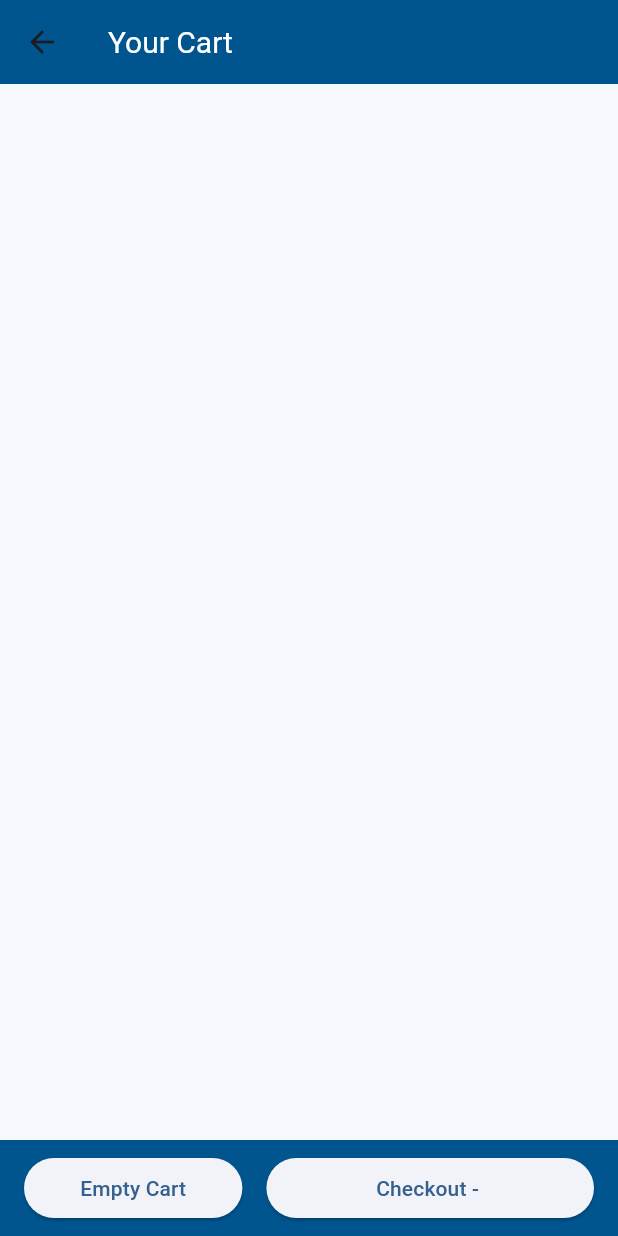
After one commit to JoshGreenwood/greggs-tech-test, a Flutter app: the CartListView screen opened directly, on a phone screen of 412 x 824 dp. The commit adds this screen. Run offline on Flutter 3.47's test engine with Material 3 defaults, Android fonts, the phone set to English and light mode, and no system bars; our stand-ins replace cached_network_image, decimal, flutter_bloc, freezed_annotation, get_it; generated files the repository leaves out were written again; statements that could not run were skipped.

Commit message:
add cart view and functionality

```diff
--- /dev/null
+++ b/lib/components/page_footer.dart
@@ -0,0 +1,22 @@
+import 'package:flutter/material.dart';
+
+import '../theme/app_colours.dart';
+import '../theme/spacing.dart';
+
+class PageFooter extends StatelessWidget {
+  final Widget child;
+  const PageFooter({super.key, required this.child});
+
+  @override
+  Widget build(BuildContext context) {
+    return Container(
+      color: AppColours.primary,
+      child: SafeArea(
+        top: false,
+        minimum: const EdgeInsets.symmetric(
+            horizontal: Spacing.m, vertical: Spacing.s),
+        child: child,
+      ),
+    );
+  }
+}
--- a/lib/features/cart/domain/cart.dart
+++ b/lib/features/cart/domain/cart.dart
@@ -16,6 +16,12 @@ class Cart with _$Cart {
   Cart removeProduct(Product product) =>
       copyWith(items: List.from(items)..remove(product));
 
+  Map<Product, int> get countedItems =>
+      items.fold<Map<Product, int>>({}, (productCounts, product) {
+        return productCounts
+          ..update(product, (count) => count + 1, ifAbsent: () => 1);
+      });
+
   Decimal get totalPrice => items.fold(Decimal.zero,
       (previousValue, element) => previousValue + element.eatOutPrice);
 
--- a/lib/features/cart/presentation/cart_cubit.dart
+++ b/lib/features/cart/presentation/cart_cubit.dart
@@ -14,4 +14,8 @@ class CartCubit extends Cubit<CartState> {
     final cart = state.cart.addProduct(product);
     emit(CartState(cart: cart));
   }
+
+  void emptyCart() {
+    emit(const CartState(cart: Cart()));
+  }
 }
--- a/lib/features/cart/ui/cart_action_bar.dart
+++ b/lib/features/cart/ui/cart_action_bar.dart
@@ -2,6 +2,7 @@ import 'package:flutter/material.dart';
 import 'package:flutter_bloc/flutter_bloc.dart';
 import 'package:greggs_sausage_roll/core/context_extensions.dart';
 import 'package:greggs_sausage_roll/core/decimal_extensions.dart';
+import 'package:greggs_sausage_roll/features/cart/ui/cart_list_view.dart';
 
 import '../../../components/text_badge.dart';
 import '../../../theme/app_colours.dart';
@@ -16,7 +17,7 @@ class CartPreviewView extends StatelessWidget {
     return BlocBuilder<CartCubit, CartState>(
       builder: (context, state) {
         return AnimatedSwitcher(
-          duration: const Duration(milliseconds: 300),
+          duration: const Duration(milliseconds: 400),
           transitionBuilder: _animationBuilder,
           child: state.cart.itemCount == 0
               ? const SizedBox.shrink()
@@ -29,7 +30,8 @@ class CartPreviewView extends StatelessWidget {
                       color: AppColours.primary,
                       borderRadius: BorderRadius.circular(16)),
                   child: ElevatedButton(
-                    onPressed: () {},
+                    onPressed: () =>
+                        context.push<void>((context) => const CartListView()),
                     child: Row(
                       mainAxisAlignment: MainAxisAlignment.spaceBetween,
                       children: [
--- /dev/null
+++ b/lib/features/cart/ui/cart_list_view.dart
@@ -0,0 +1,92 @@
+import 'package:flutter/material.dart';
+import 'package:flutter_bloc/flutter_bloc.dart';
+import 'package:greggs_sausage_roll/components/page_footer.dart';
+import 'package:greggs_sausage_roll/components/product_list_item.dart';
+import 'package:greggs_sausage_roll/components/text_badge.dart';
+import 'package:greggs_sausage_roll/core/context_extensions.dart';
+import 'package:greggs_sausage_roll/core/decimal_extensions.dart';
+import 'package:greggs_sausage_roll/features/cart/presentation/cart_cubit.dart';
+import 'package:greggs_sausage_roll/features/product_list/domain/product.dart';
+
+import '../../../theme/spacing.dart';
+
+class CartListView extends StatelessWidget {
+  const CartListView({super.key});
+
+  @override
+  Widget build(BuildContext context) {
+    return Scaffold(
+        appBar: AppBar(
+          title: Text(context.localizations.cartPageTitle),
+        ),
+        body: Stack(
+          children: [
+            BlocBuilder<CartCubit, CartState>(builder: (context, state) {
+              final cartItems = state.cart.countedItems.entries.toList();
+              return ListView.separated(
+                  separatorBuilder: _buildSeparator,
+                  itemCount: cartItems.length,
+                  itemBuilder: (context, index) {
+                    final cartItem = cartItems[index];
+                    return _buildListItem(cartItem);
+                  });
+            }),
+            const Positioned(
+              left: 0,
+              right: 0,
+              bottom: 0,
+              child: CartFooter(),
+            )
+          ],
+        ));
+  }
+
+  Widget _buildListItem(MapEntry<Product, int> cartItem) {
+    final badge = TextBadge(
+      text: cartItem.value.toString(),
+      size: 24,
+    );
+    return ProductListItem(product: cartItem.key, action: badge);
+  }
+
+  Widget _buildSeparator(BuildContext context, int index) {
+    return const Divider(height: 1);
+  }
+}
+
+class CartFooter extends StatelessWidget {
+  const CartFooter({super.key});
+
+  @override
+  Widget build(BuildContext context) {
+    return BlocBuilder<CartCubit, CartState>(
+      builder: (context, state) {
+        return PageFooter(
+            child: Row(
+          mainAxisAlignment: MainAxisAlignment.center,
+          children: [
+            Expanded(
+              flex: 2,
+              child: ElevatedButton(
+                  onPressed: () => _emptyCart(context),
+                  child: Text(context.localizations.clearCart)),
+            ),
+            Spacing.hm,
+            Expanded(
+              flex: 3,
+              child: ElevatedButton(
+                  onPressed: () {},
+                  child: Text(context.localizations
+                      .checkout(state.cart.totalPrice.formatted))),
+            ),
+          ],
+        ));
+      },
+    );
+  }
+
+  Future<void> _emptyCart(BuildContext context) async {
+    context.pop<void>();
+    context.read<CartCubit>().emptyCart();
+  }
+}
--- a/lib/features/product_list/data/product_response.dart
+++ b/lib/features/product_list/data/product_response.dart
@@ -8,6 +8,7 @@ part 'product_response.g.dart';
 @freezed
 class ProductResponse with _$ProductResponse {
   const factory ProductResponse({
+    required String articleCode,
     required String articleName,
     required String customerDescription,
     @DecimalResponseConverter() required Decimal eatOutPrice,
--- a/lib/features/product_list/data/product_response_mapper.dart
+++ b/lib/features/product_list/data/product_response_mapper.dart
@@ -13,6 +13,7 @@ class ProductResponseMapper
             eatOutPrice: response.eatOutPrice,
             thumbnailUri: response.thumbnailUri,
             imageUri: response.imageUri,
+            code: response.articleCode,
           ))
       .toList();
 }
--- a/lib/features/product_list/domain/product.dart
+++ b/lib/features/product_list/domain/product.dart
@@ -6,6 +6,7 @@ part 'product.freezed.dart';
 @freezed
 class Product with _$Product {
   const factory Product({
+    required String code,
     required String name,
     required String description,
     required Decimal eatOutPrice,
--- a/lib/l10n/app_en.arb
+++ b/lib/l10n/app_en.arb
@@ -1,5 +1,8 @@
 {
   "pageTitle": "Sausage Rolls",
+  "cartPageTitle": "Your Cart",
+  "addItem": "Add",
+  "clearCart": "Empty Cart",
   "addToCart": "Add to Basket - {price}",
   "@addToCart": {
     "placeholders": {
@@ -17,5 +20,15 @@
         "example": "£1.20"
       }
     }
+  },
+
+  "checkout": "Checkout - {price}",
+  "@checkout": {
+    "placeholders": {
+      "price": {
+        "type": "String",
+        "example": "£1.20"
+      }
+    }
   }
 }
```
Also changed, not shown: lib/components/product_list_item.dart (added, +51 -0 lines), lib/features/product_list/ui/product_detail/product_detail_footer.dart (+6 -13 lines), lib/features/product_list/ui/product_list.dart (+16 -31 lines), lib/features/product_list/data/product_response.freezed.dart, 4 other files.
